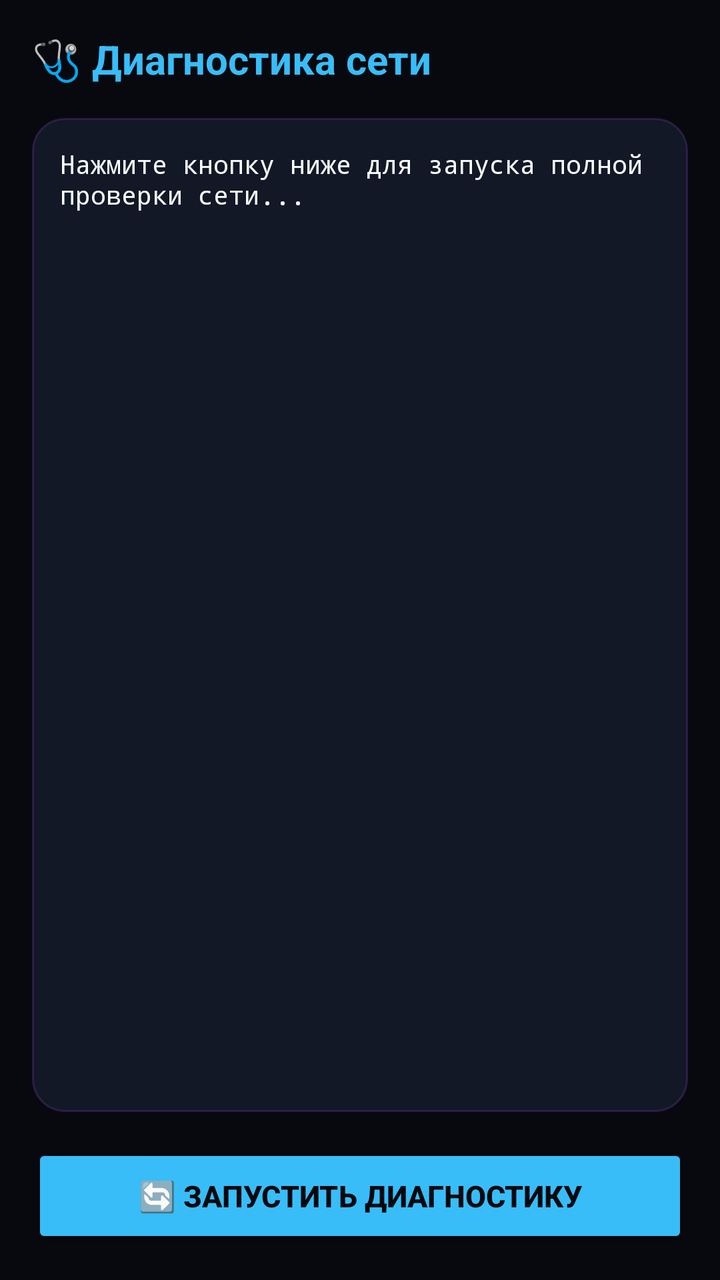
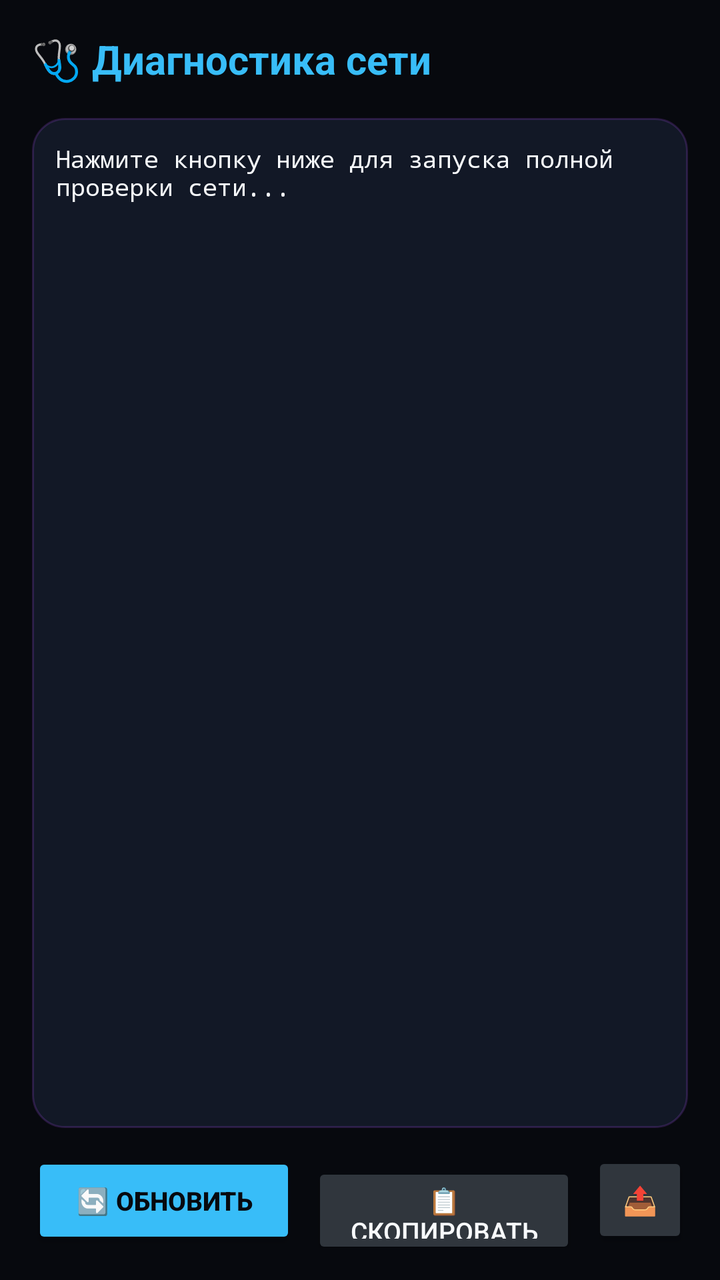

Before-and-after screenshots of an Android layout around one commit, followed by the original layout XML and the change that was made.
<!-- AndroidManifest.xml: application theme Theme.NatBypass -->
<!-- res/layout/activity_diagnostics.xml -->
<?xml version="1.0" encoding="utf-8"?>
<LinearLayout xmlns:android="http://schemas.android.com/apk/res/android"
    android:layout_width="match_parent"
    android:layout_height="match_parent"
    android:background="@color/bg_dark"
    android:orientation="vertical"
    android:padding="16dp">

    <TextView
        android:layout_width="wrap_content"
        android:layout_height="wrap_content"
        android:text="🩺 Диагностика сети"
        android:textColor="@color/accent_blue"
        android:textSize="20sp"
        android:textStyle="bold" />

    <TextView
        android:id="@+id/tvDiagLogs"
        android:layout_width="match_parent"
        android:layout_height="0dp"
        android:layout_marginTop="16dp"
        android:layout_weight="1"
        android:background="@drawable/bg_card"
        android:fontFamily="monospace"
        android:padding="14dp"
        android:text="Нажмите кнопку ниже для запуска полной проверки сети..."
        android:textColor="@color/text_primary"
        android:textSize="13sp" />

    <Button
        android:id="@+id/btnRunDiag"
        android:layout_width="match_parent"
        android:layout_height="52dp"
        android:layout_marginTop="16dp"
        android:backgroundTint="@color/accent_blue"
        android:text="🔄 Запустить диагностику"
        android:textColor="@color/bg_dark"
        android:textSize="15sp"
        android:textStyle="bold" />

</LinearLayout>
<!-- resources referenced by this layout -->
<resources>
  <color name="accent_blue">#38BDF8</color>
  <color name="bg_dark">#07090E</color>
  <color name="text_primary">#F8FAFC</color>
  <!-- drawable bg_card (drawable) -->
  <?xml version="1.0" encoding="utf-8"?>
  <shape xmlns:android="http://schemas.android.com/apk/res/android">
      <solid android:color="@color/card_bg" />
      <stroke android:width="1dp" android:color="@color/border_dark" />
      <corners android:radius="16dp" />
  </shape>
  <style name="Theme.NatBypass" parent="Theme.Material3.Dark.NoActionBar">
          <item name="android:windowBackground">@color/bg_dark</item>
          <item name="android:statusBarColor">@color/bg_dark</item>
          <item name="android:navigationBarColor">@color/bg_dark</item>
          <item name="colorPrimary">@color/accent_blue</item>
          <item name="colorSecondary">@color/green_online</item>
          <item name="colorSurface">@color/panel_dark</item>
      </style>
  <color name="card_bg">#121826</color>
  <color name="border_dark">#33A855F7</color>
  <color name="green_online">#10B981</color>
  <color name="panel_dark">#0E121D</color>
</resources>

<!-- the commit's change to res/layout/activity_diagnostics.xml (unified diff, before → after) -->
@@ -14,28 +14,61 @@
         android:textSize="20sp"
         android:textStyle="bold" />
 
-    <TextView
-        android:id="@+id/tvDiagLogs"
+    <ScrollView
         android:layout_width="match_parent"
         android:layout_height="0dp"
         android:layout_marginTop="16dp"
         android:layout_weight="1"
         android:background="@drawable/bg_card"
-        android:fontFamily="monospace"
-        android:padding="14dp"
-        android:text="Нажмите кнопку ниже для запуска полной проверки сети..."
-        android:textColor="@color/text_primary"
-        android:textSize="13sp" />
+        android:padding="12dp">
 
-    <Button
-        android:id="@+id/btnRunDiag"
+        <TextView
+            android:id="@+id/tvDiagLogs"
+            android:layout_width="match_parent"
+            android:layout_height="wrap_content"
+            android:fontFamily="monospace"
+            android:text="Нажмите кнопку ниже для запуска полной проверки сети..."
+            android:textColor="@color/text_primary"
+            android:textIsSelectable="true"
+            android:textSize="12sp" />
+    </ScrollView>
+
+    <LinearLayout
         android:layout_width="match_parent"
-        android:layout_height="52dp"
-        android:layout_marginTop="16dp"
-        android:backgroundTint="@color/accent_blue"
-        android:text="🔄 Запустить диагностику"
-        android:textColor="@color/bg_dark"
-        android:textSize="15sp"
-        android:textStyle="bold" />
+        android:layout_height="wrap_content"
+        android:layout_marginTop="12dp"
+        android:orientation="horizontal">
+
+        <Button
+            android:id="@+id/btnRunDiag"
+            android:layout_width="0dp"
+            android:layout_height="48dp"
+            android:layout_weight="1"
+            android:backgroundTint="@color/accent_blue"
+            android:text="🔄 Обновить"
+            android:textColor="@color/bg_dark"
+            android:textSize="13sp"
+            android:textStyle="bold" />
+
+        <Button
+            android:id="@+id/btnCopyLogs"
+            android:layout_width="0dp"
+            android:layout_height="48dp"
+            android:layout_marginStart="8dp"
+            android:layout_weight="1"
+            android:backgroundTint="#30363d"
+            android:text="📋 Скопировать"
+            android:textColor="@color/text_primary"
+            android:textSize="13sp" />
+
+        <Button
+            android:id="@+id/btnShareLogs"
+            android:layout_width="48dp"
+            android:layout_height="48dp"
+            android:layout_marginStart="8dp"
+            android:backgroundTint="#30363d"
+            android:text="📤"
+            android:textColor="@color/text_primary" />
+    </LinearLayout>
 
 </LinearLayout>
